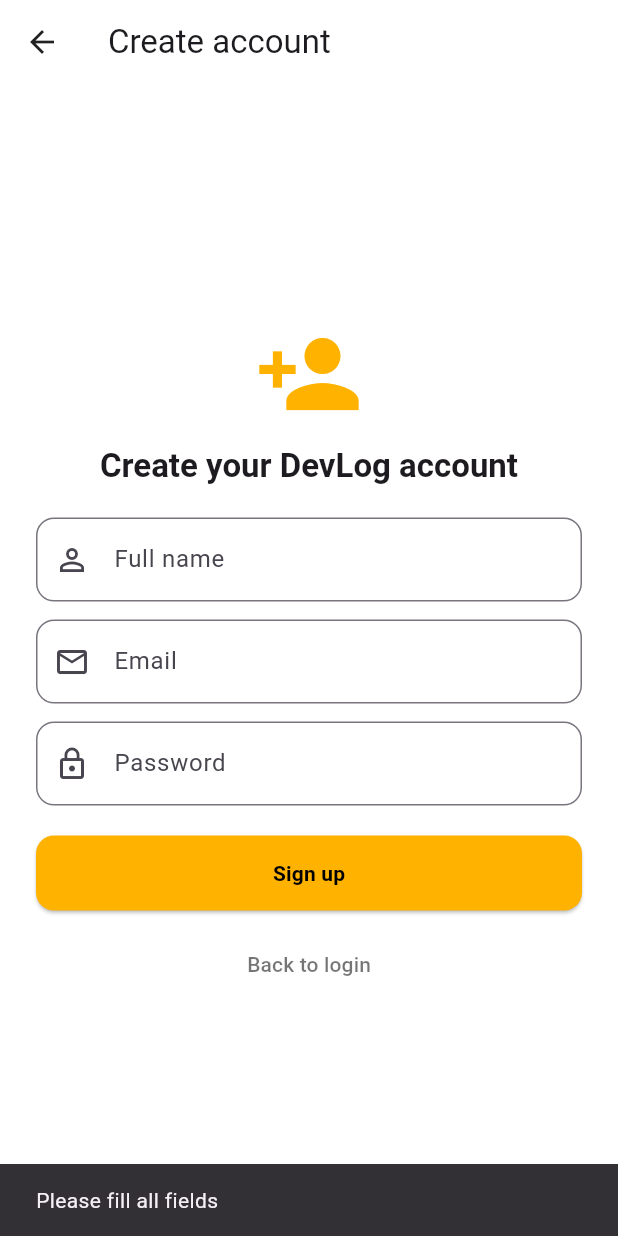
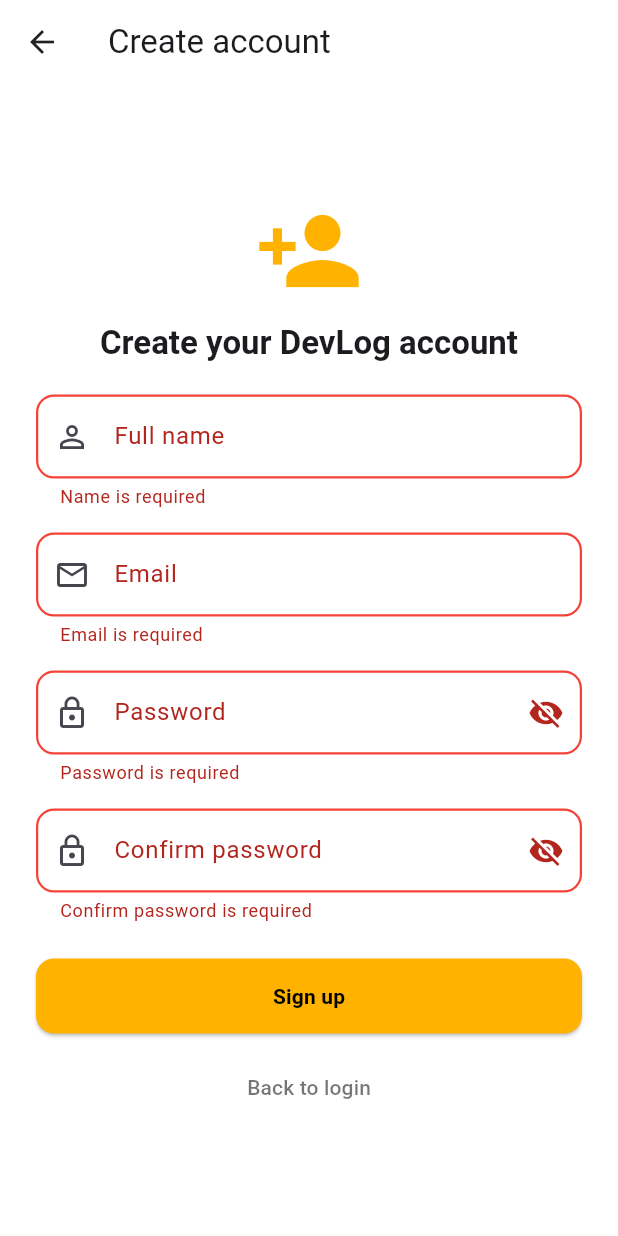
Before and after one commit to khamar21/Devlog-, a Flutter app: the SignupPage screen opened directly, after a tap on "Sign up", on a phone screen of 412 x 824 dp. Run offline on Flutter 3.47's test engine with Material 3 defaults, Android fonts, the phone set to English and light mode, and no system bars; our stand-ins replace appwrite, fl_chart, google_fonts; network calls fail.

Commit message:
signup page enhanced

```diff
--- a/lib/features/auth/signup_page.dart
+++ b/lib/features/auth/signup_page.dart
@@ -14,17 +14,69 @@ class _SignupPageState extends State<SignupPage> {
   final nameCtrl = TextEditingController();
   final emailCtrl = TextEditingController();
   final passCtrl = TextEditingController();
+  final confirmPassCtrl = TextEditingController();
   bool loading = false;
+  bool hidePassword = true;
+  bool hideConfirmPassword = true;
+
+  // Validation state
+  String? nameError;
+  String? emailError;
+  String? passError;
+  String? confirmPassError;
+
+  @override
+  void dispose() {
+    nameCtrl.dispose();
+    emailCtrl.dispose();
+    passCtrl.dispose();
+    confirmPassCtrl.dispose();
+    super.dispose();
+  }
+
+  bool _validateEmail(String email) {
+    final emailRegex = RegExp(r'^[^\s@]+@[^\s@]+\.[^\s@]+$');
+    return emailRegex.hasMatch(email);
+  }
+
+  bool _validatePassword(String pass) {
+    // At least 8 chars, 1 uppercase, 1 lowercase, 1 number
+    return pass.length >= 8 &&
+        pass.contains(RegExp(r'[A-Z]')) &&
+        pass.contains(RegExp(r'[a-z]')) &&
+        pass.contains(RegExp(r'[0-9]'));
+  }
+
+  bool _validateForm() {
+//bool isValid = true;
+
+    setState(() {
+      nameError = nameCtrl.text.isEmpty ? 'Name is required' : null;
+      emailError = emailCtrl.text.isEmpty
+          ? 'Email is required'
+          : !_validateEmail(emailCtrl.text)
+              ? 'Invalid email format'
+              : null;
+      passError = passCtrl.text.isEmpty
+          ? 'Password is required'
+          : !_validatePassword(passCtrl.text)
+              ? 'Min 8 chars, 1 A-Z, 1 a-z, 1 number'
+              : null;
+      confirmPassError = confirmPassCtrl.text.isEmpty
+          ? 'Confirm password is required'
+          : passCtrl.text != confirmPassCtrl.text
+              ? 'Passwords do not match'
+              : null;
+    });
+
+    return nameError == null &&
+        emailError == null &&
+        passError == null &&
+        confirmPassError == null;
+  }
 
   Future<void> signup() async {
-    if (nameCtrl.text.isEmpty ||
-        emailCtrl.text.isEmpty ||
-        passCtrl.text.isEmpty) {
-      ScaffoldMessenger.of(context).showSnackBar(
-        const SnackBar(content: Text("Please fill all fields")),
-      );
-      return;
-    }
+    if (!_validateForm()) return;
 
     setState(() => loading = true);
     try {
@@ -36,16 +88,24 @@ class _SignupPageState extends State<SignupPage> {
 
       if (mounted) {
         ScaffoldMessenger.of(context).showSnackBar(
-          const SnackBar(content: Text("Signup successful")),
+          const SnackBar(
+            content: Text("✅ Signup successful! Redirecting..."),
+            backgroundColor: Colors.green,
+          ),
         );
         Navigator.pushReplacementNamed(context, DashboardPage.routeName);
       }
     } catch (e) {
-      ScaffoldMessenger.of(context).showSnackBar(
-        SnackBar(content: Text("Signup failed: ${e.toString()}")),
-      );
+      if (mounted) {
+        ScaffoldMessenger.of(context).showSnackBar(
+          SnackBar(
+            content: Text("❌ Signup failed: ${e.toString()}"),
+            backgroundColor: Colors.red,
+          ),
+        );
+      }
     } finally {
-      setState(() => loading = false);
+      if (mounted) setState(() => loading = false);
     }
   }
 
@@ -81,40 +141,100 @@ class _SignupPageState extends State<SignupPage> {
                 // Name
                 TextField(
                   controller: nameCtrl,
+                  enabled: !loading,
                   decoration: InputDecoration(
                     labelText: 'Full name',
                     prefixIcon: const Icon(Icons.person_outline),
+                    errorText: nameError,
+                    errorBorder: OutlineInputBorder(
+                      borderRadius: BorderRadius.circular(12),
+                      borderSide:
+                          const BorderSide(color: Colors.red, width: 1.5),
+                    ),
                     border: OutlineInputBorder(
                         borderRadius: BorderRadius.circular(12)),
                   ),
                 ),
-                const SizedBox(height: 12),
+                const SizedBox(height: 16),
 
                 // Email
                 TextField(
                   controller: emailCtrl,
+                  enabled: !loading,
                   keyboardType: TextInputType.emailAddress,
                   decoration: InputDecoration(
                     labelText: 'Email',
                     prefixIcon: const Icon(Icons.email_outlined),
+                    errorText: emailError,
+                    errorBorder: OutlineInputBorder(
+                      borderRadius: BorderRadius.circular(12),
+                      borderSide:
+                          const BorderSide(color: Colors.red, width: 1.5),
+                    ),
                     border: OutlineInputBorder(
                         borderRadius: BorderRadius.circular(12)),
                   ),
                 ),
-                const SizedBox(height: 12),
+                const SizedBox(height: 16),
 
                 // Password
                 TextField(
                   controller: passCtrl,
-                  obscureText: true,
+                  enabled: !loading,
+                  obscureText: hidePassword,
                   decoration: InputDecoration(
                     labelText: 'Password',
                     prefixIcon: const Icon(Icons.lock_outline),
+                    suffixIcon: IconButton(
+                      icon: Icon(
+                        hidePassword ? Icons.visibility_off : Icons.visibility,
+                      ),
+                      onPressed: () =>
+                          setState(() => hidePassword = !hidePassword),
+                    ),
+                    errorText: passError,
+                    errorBorder: OutlineInputBorder(
+                      borderRadius: BorderRadius.circular(12),
+                      borderSide:
+                          const BorderSide(color: Colors.red, width: 1.5),
+                    ),
+                    helperText: passError == null
+                        ? 'Min 8 chars, 1 uppercase, 1 lowercase, 1 number'
+                        : null,
                     border: OutlineInputBorder(
                         borderRadius: BorderRadius.circular(12)),
                   ),
                 ),
-                const SizedBox(height: 20),
+                const SizedBox(height: 16),
+
+                // Confirm Password
+                TextField(
+                  controller: confirmPassCtrl,
+                  enabled: !loading,
+                  obscureText: hideConfirmPassword,
+                  decoration: InputDecoration(
+                    labelText: 'Confirm password',
+                    prefixIcon: const Icon(Icons.lock_outline),
+                    suffixIcon: IconButton(
+                      icon: Icon(
+                        hideConfirmPassword
+                            ? Icons.visibility_off
+                            : Icons.visibility,
+                      ),
+                      onPressed: () => setState(
+                          () => hideConfirmPassword = !hideConfirmPassword),
+                    ),
+                    errorText: confirmPassError,
+                    errorBorder: OutlineInputBorder(
+                      borderRadius: BorderRadius.circular(12),
+                      borderSide:
+                          const BorderSide(color: Colors.red, width: 1.5),
+                    ),
+                    border: OutlineInputBorder(
+                        borderRadius: BorderRadius.circular(12)),
+                  ),
+                ),
+                const SizedBox(height: 24),
 
                 ElevatedButton(
                   onPressed: loading ? null : signup,
@@ -126,14 +246,21 @@ class _SignupPageState extends State<SignupPage> {
                         borderRadius: BorderRadius.circular(12)),
                   ),
                   child: loading
-                      ? const CircularProgressIndicator(color: Colors.black)
+                      ? const SizedBox(
+                          height: 24,
+                          width: 24,
+                          child: CircularProgressIndicator(
+                            strokeWidth: 2.5,
+                            color: Colors.black,
+                          ),
+                        )
                       : const Text('Sign up',
                           style: TextStyle(fontWeight: FontWeight.w600)),
                 ),
 
                 const SizedBox(height: 12),
                 TextButton(
-                  onPressed: () => Navigator.pop(context),
+                  onPressed: loading ? null : () => Navigator.pop(context),
                   child: const Text('Back to login',
                       style: TextStyle(color: Colors.black54)),
                 ),
```
